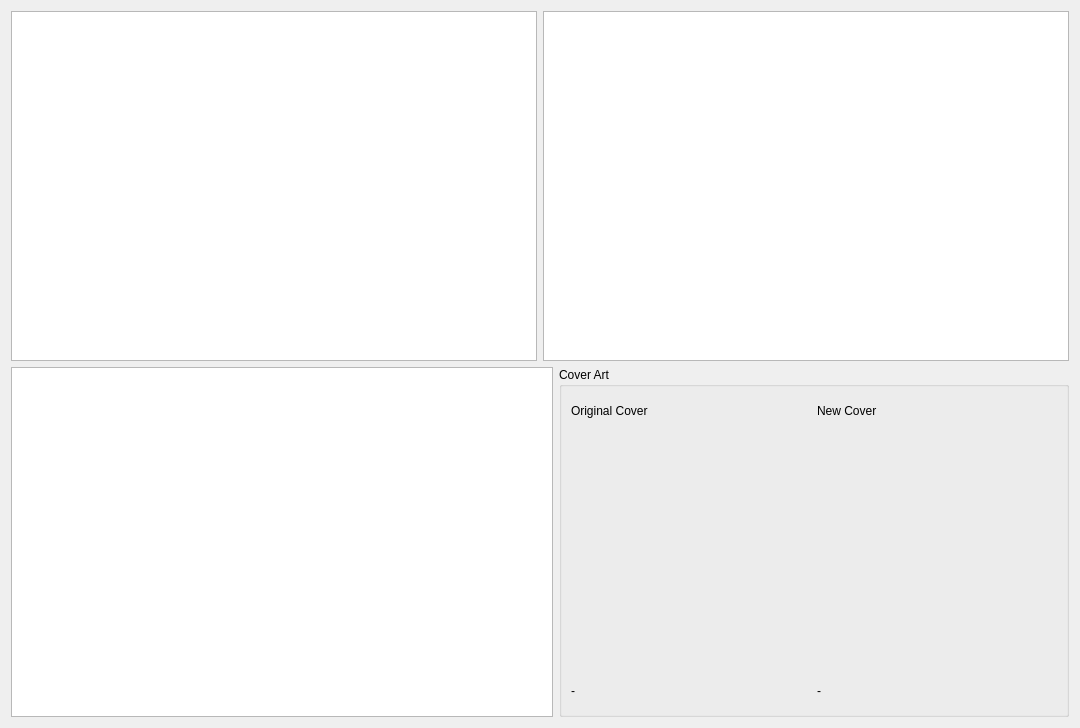
billlin0904/xamp2, file src/widget_shared/musicbrainzeditpage.ui: the form before one commit.
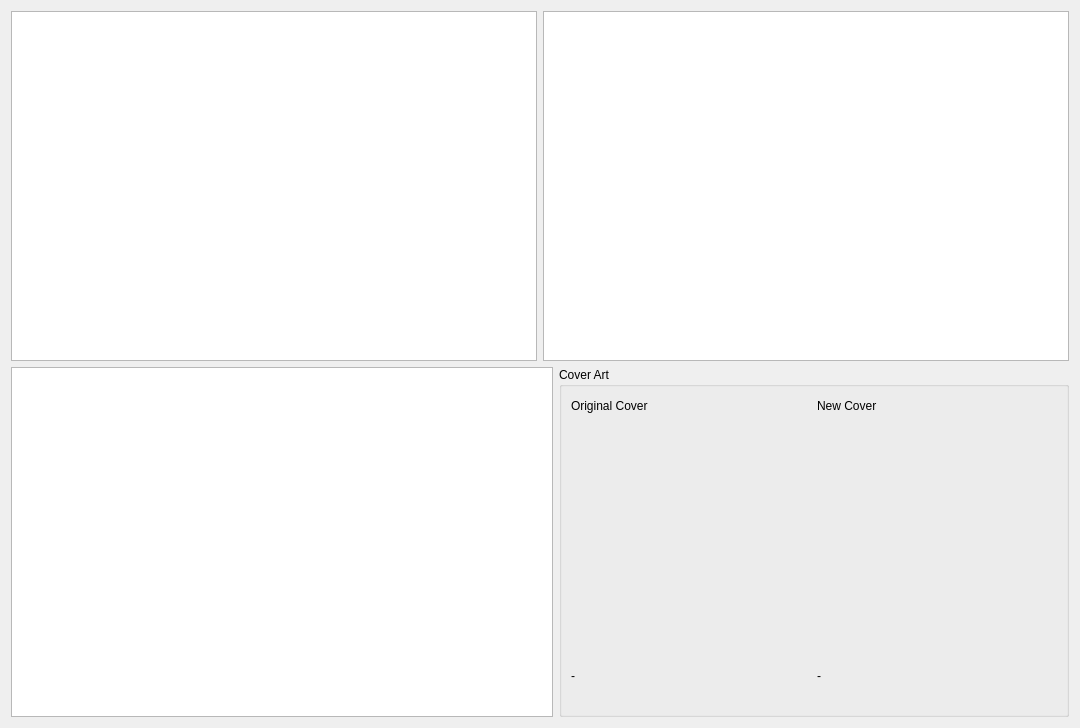
The form after the commit.

```diff
--- a/src/widget_shared/musicbrainzeditpage.ui
+++ b/src/widget_shared/musicbrainzeditpage.ui
@@ -34,6 +34,8 @@
        <property name="title">
         <string>Cover Art</string>
        </property>
+       <layout class="QVBoxLayout" name="coverArtLayout">
+        <item>
        <layout class="QHBoxLayout" name="horizontalLayout_3">
         <item>
          <layout class="QVBoxLayout" name="originalCoverLayout" stretch="0,1,0">
@@ -126,6 +128,24 @@
            </widget>
           </item>
          </layout>
+          </item>
+         </layout>
+        </item>
+        <item>
+         <widget class="QLabel" name="releasePageLink">
+          <property name="text">
+           <string/>
+          </property>
+          <property name="wordWrap">
+           <bool>true</bool>
+          </property>
+          <property name="openExternalLinks">
+           <bool>false</bool>
+          </property>
+          <property name="textInteractionFlags">
+           <set>Qt::LinksAccessibleByKeyboard|Qt::LinksAccessibleByMouse</set>
+          </property>
+         </widget>
         </item>
        </layout>
       </widget>
```
Lines whose indentation alone changed are shown as unchanged.
